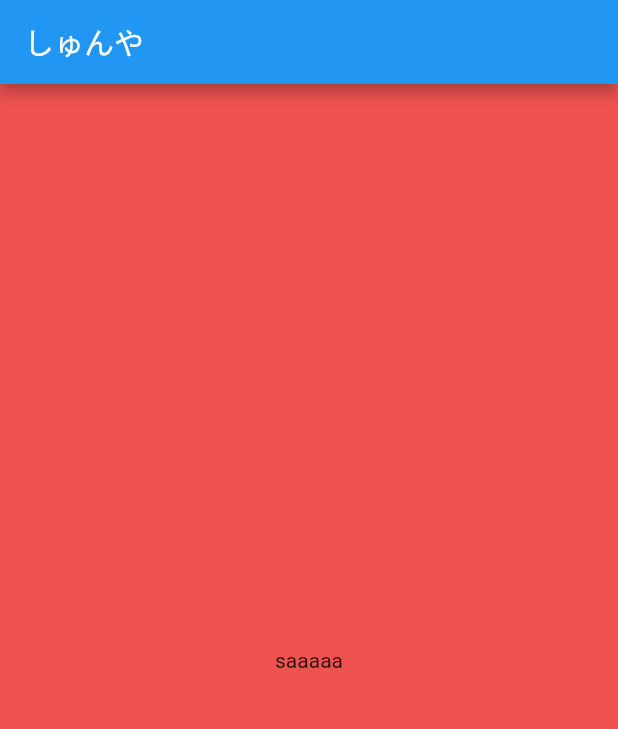
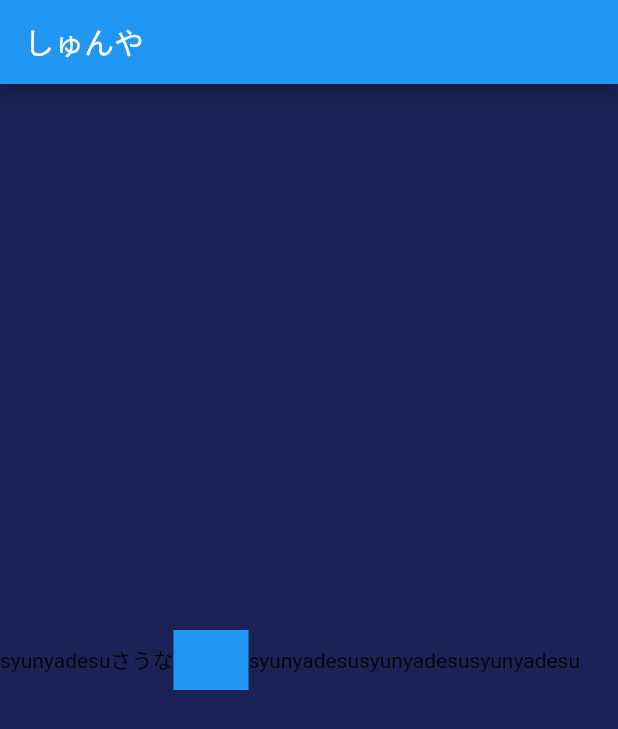
Before and after one commit to sisosyunya/restudy_flutter, a Flutter app: the screen it shows after launch, on a phone screen of 412 x 824 dp. Shown: the top 729 px of the screen. Run offline on Flutter 3.47's test engine with Material 2 defaults, Android fonts, the phone set to English and light mode, and no system bars.

Commit message:
第一回

```diff
--- a/lib/main.dart
+++ b/lib/main.dart
@@ -40,15 +40,27 @@ class _MyHomePageState extends State<MyHomePage> {
   Widget build(BuildContext context) {
     return Scaffold(
       appBar: AppBar(
-        title:Text('しゅんや'),
+        title:const Text('しゅんや'),
       ),
       body:Container(
-        color: Colors.red[400],
+        color: Color.fromARGB(255, 27, 35, 86),
         width: double.infinity,
         height: double.infinity,
-        child:Center(
-          child: Text('saaaaa'),
-        ),
+        // Columnにすると、子Widgetが上下に並ぶ
+        // Rowにすると、子Widgetが左右に並ぶ
+        child:Row(
+          children: [
+            Text('syunyadesu'),
+            Text('さうな'),
+            Container(
+              width:50,
+              height: 40,
+              color: Colors.blue,
+            ),
+            Text('syunyadesu'),
+            Text('syunyadesu'),
+            Text('syunyadesu'),
+          ],),
       )
     );
   }
```
